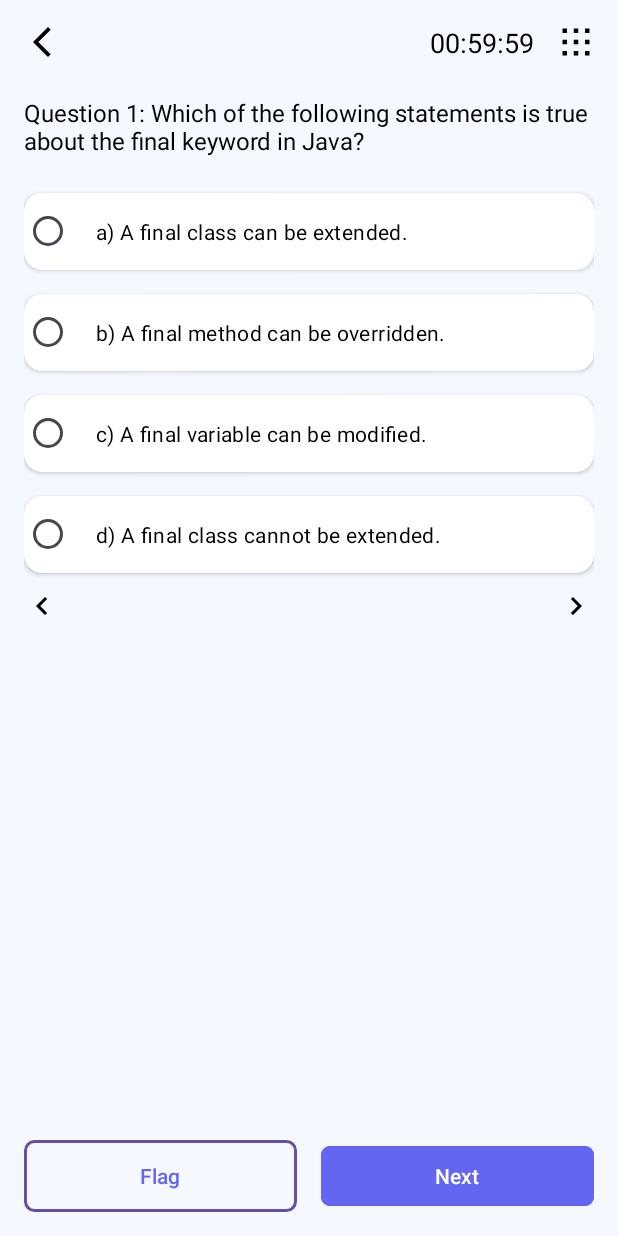
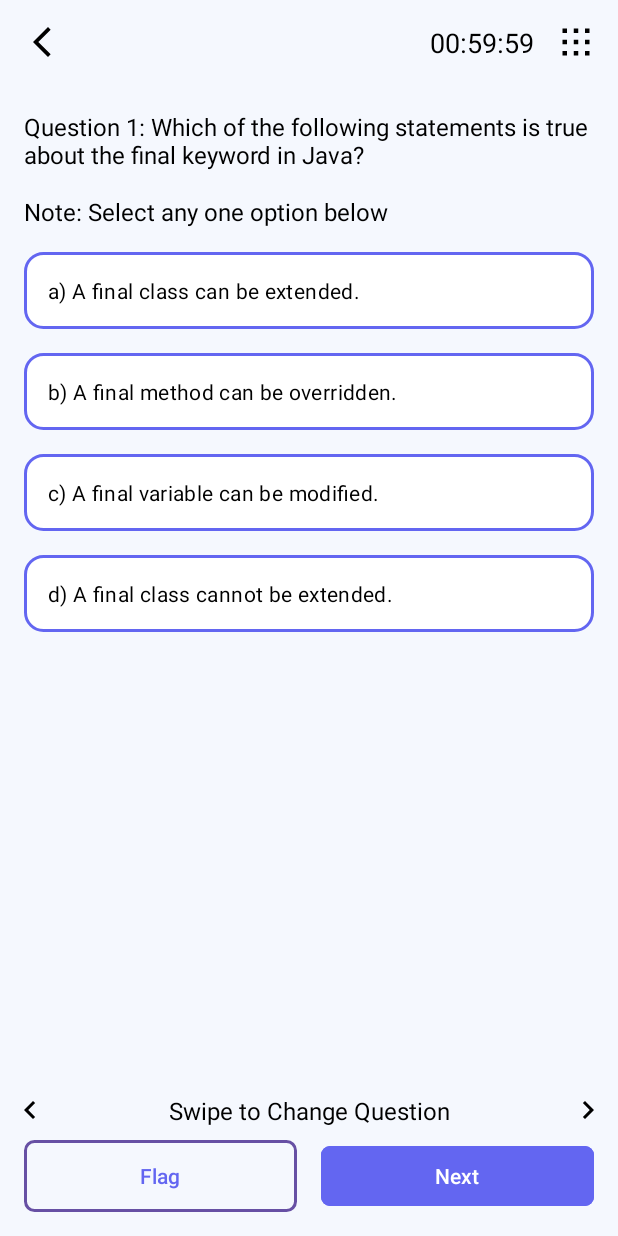
Before and after one commit to adarshaketh/examease, an Android app: the ExamAttempt screen opened directly, with no data from a screen before it, on a phone screen of 412 x 824 dp. Run offline under Robolectric (Android 15) with nearby library versions, the phone set to English and light mode, and no system bars.

Commit message:
improve quiz attempt ui

```diff
--- a/app/build.gradle.kts
+++ b/app/build.gradle.kts
@@ -46,4 +46,5 @@ dependencies {
     androidTestImplementation(libs.espresso.core)
     implementation(platform("com.google.firebase:firebase-bom:33.4.0"))
     implementation("com.google.firebase:firebase-analytics")
+    implementation("com.google.firebase:firebase-firestore")
 }
--- /dev/null
+++ b/app/src/main/res/color/radio_button_text_color.xml
@@ -0,0 +1,8 @@
+<?xml version="1.0" encoding="utf-8"?>
+<selector xmlns:android="http://schemas.android.com/apk/res/android">
+    <!-- State when the RadioButton is checked -->
+    <item android:state_checked="true" android:color="#FFFFFF" /> <!-- White color when checked -->
+
+    <!-- Default state (unchecked) -->
+    <item android:color="#000000" /> <!-- Black color when unchecked -->
+</selector>
--- /dev/null
+++ b/app/src/main/res/drawable/radio_button_background.xml
@@ -0,0 +1,20 @@
+<selector xmlns:android="http://schemas.android.com/apk/res/android">
+    <!-- State when the RadioButton is checked -->
+    <item android:state_checked="true">
+        <shape android:shape="rectangle">
+            <solid android:color="#6366F1" /> <!-- Background color when checked -->
+            <corners android:radius="12dp" /> <!-- Rounded corners -->
+            <stroke android:width="2dp" android:color="#6366F1" /> <!-- Border color when checked -->
+            <padding android:left="16dp" android:right="16dp" android:top="16dp" android:bottom="16dp" />
+        </shape>
+    </item>
+    <!-- State when the RadioButton is unchecked -->
+    <item android:state_checked="false">
+        <shape android:shape="rectangle">
+            <solid android:color="#FFFFFF" /> <!-- Background color when unchecked -->
+            <corners android:radius="12dp" /> <!-- Rounded corners -->
+            <stroke android:width="2dp" android:color="#6366F1" /> <!-- Border color when unchecked -->
+            <padding android:left="16dp" android:right="16dp" android:top="16dp" android:bottom="16dp" />
+        </shape>
+    </item>
+</selector>
--- a/app/src/main/res/layout/activity_exam_attempt.xml
+++ b/app/src/main/res/layout/activity_exam_attempt.xml
@@ -52,10 +52,10 @@
         android:background="?attr/selectableItemBackgroundBorderless"
         android:src="@drawable/ic_left_arrow"
         app:tint="#000"
-        android:layout_margin="16dp"
-        app:layout_constraintTop_toTopOf="@+id/viewPagerQuestions"
-        app:layout_constraintBottom_toBottomOf="@+id/viewPagerQuestions"
+        android:layout_margin="8dp"
         app:layout_constraintStart_toStartOf="parent"
+        app:layout_constraintTop_toBottomOf="@id/viewPagerQuestions"
+        app:layout_constraintBottom_toTopOf="@id/layoutNavigation"
         app:layout_constraintVertical_bias="0.5" />
 
     <!-- Right Arrow Button -->
@@ -66,10 +66,25 @@
         android:background="?attr/selectableItemBackgroundBorderless"
         android:src="@drawable/ic_right_arrow"
         app:tint="#000"
-        android:layout_margin="16dp"
-        app:layout_constraintTop_toTopOf="@+id/viewPagerQuestions"
-        app:layout_constraintBottom_toBottomOf="@+id/viewPagerQuestions"
+        android:layout_margin="8dp"
         app:layout_constraintEnd_toEndOf="parent"
+        app:layout_constraintTop_toBottomOf="@id/viewPagerQuestions"
+        app:layout_constraintBottom_toTopOf="@id/layoutNavigation"
+        app:layout_constraintVertical_bias="0.5" />
+
+    <!-- Text between Arrows -->
+    <TextView
+        android:id="@+id/tvSwipeToChange"
+        android:layout_width="wrap_content"
+        android:layout_height="wrap_content"
+        android:text="Swipe to Change Question"
+        android:textColor="#000"
+        android:textSize="16sp"
+        android:gravity="center"
+        app:layout_constraintStart_toEndOf="@id/btnLeftArrow"
+        app:layout_constraintEnd_toStartOf="@id/btnRightArrow"
+        app:layout_constraintTop_toBottomOf="@id/viewPagerQuestions"
+        app:layout_constraintBottom_toTopOf="@id/layoutNavigation"
         app:layout_constraintVertical_bias="0.5" />
 
     <!-- ViewPager for Swiping Questions -->
@@ -78,12 +93,10 @@
         android:layout_width="0dp"
         android:layout_height="0dp"
         android:layout_marginTop="8dp"
-        app:layout_constraintBottom_toTopOf="@id/layoutNavigation"
-        app:layout_constraintEnd_toEndOf="parent"
-        app:layout_constraintHorizontal_bias="1.0"
+        app:layout_constraintTop_toBottomOf="@id/btnBack"
+        app:layout_constraintBottom_toTopOf="@id/tvSwipeToChange"
         app:layout_constraintStart_toStartOf="parent"
-        app:layout_constraintTop_toBottomOf="@id/btnBack"
-        app:layout_constraintVertical_bias="0.0" />
+        app:layout_constraintEnd_toEndOf="parent" />
 
     <!-- Navigation buttons (Flag and Next) -->
     <LinearLayout
--- a/app/src/main/res/layout/item_question.xml
+++ b/app/src/main/res/layout/item_question.xml
@@ -3,7 +3,6 @@
     xmlns:android="http://schemas.android.com/apk/res/android"
     android:layout_width="match_parent"
     android:layout_height="match_parent"
-    xmlns:app="http://schemas.android.com/apk/res-auto"
     android:orientation="vertical"
     android:padding="16dp">
 
@@ -16,103 +15,73 @@
         android:textColor="#000"
         android:layout_marginBottom="16dp" />
 
+    <TextView
+        android:id="@+id/info"
+        android:layout_width="wrap_content"
+        android:layout_height="wrap_content"
+        android:text="Note: Select any one option below"
+        android:textSize="16sp"
+        android:textColor="#000"
+        android:layout_marginBottom="16dp" />
+
     <RadioGroup
         android:id="@+id/radioGroupOptions"
         android:layout_width="match_parent"
         android:layout_height="wrap_content"
         android:orientation="vertical">
 
-        <!-- Option 1 wrapped in CardView -->
-        <androidx.cardview.widget.CardView
-            android:layout_width="match_parent"
-            android:layout_height="wrap_content"
-            android:layout_marginBottom="8dp"
-            app:cardCornerRadius="12dp"
-            android:layout_marginTop="8dp"
-            android:background="@drawable/option_border"
-            android:clickable="false"
-            android:focusable="false">
-
+        <!-- Option 1 -->
         <RadioButton
             android:id="@+id/rbOption1"
             android:layout_width="match_parent"
             android:layout_height="wrap_content"
-                android:buttonTint="@android:color/transparent"
             android:text="Option 1"
             android:textSize="14sp"
-                android:textColor="#000"
-                android:padding="16dp" />
+            android:textColor="@color/radio_button_text_color"
+        android:background="@drawable/radio_button_background"
+        android:button="@null"
+        android:padding="16dp"
+        android:layout_marginBottom="16dp" />
 
-        </androidx.cardview.widget.CardView>
-
-        <!-- Option 2 wrapped in CardView -->
-        <androidx.cardview.widget.CardView
-            android:layout_width="match_parent"
-            android:layout_height="wrap_content"
-            android:layout_marginBottom="8dp"
-            app:cardCornerRadius="12dp"
-            android:layout_marginTop="8dp"
-            android:background="@drawable/option_border"
-            android:clickable="false"
-            android:focusable="false">
-
+        <!-- Option 2 -->
         <RadioButton
             android:id="@+id/rbOption2"
             android:layout_width="match_parent"
             android:layout_height="wrap_content"
-                android:buttonTint="@android:color/transparent"
             android:text="Option 2"
             android:textSize="14sp"
-                android:textColor="#000"
-                android:padding="16dp" />
+            android:textColor="@color/radio_button_text_color"
+        android:background="@drawable/radio_button_background"
+        android:button="@null"
+        android:padding="16dp"
+        android:layout_marginBottom="16dp" />
 
-        </androidx.cardview.widget.CardView>
-
-        <!-- Option 3 wrapped in CardView -->
-        <androidx.cardview.widget.CardView
-            android:layout_width="match_parent"
-            android:layout_height="wrap_content"
-            android:layout_marginBottom="8dp"
-            app:cardCornerRadius="12dp"
-            android:layout_marginTop="8dp"
-            android:background="@drawable/option_border"
-            android:clickable="false"
-            android:focusable="false">
-
+        <!-- Option 3 -->
         <RadioButton
             android:id="@+id/rbOption3"
             android:layout_width="match_parent"
             android:layout_height="wrap_content"
-                android:buttonTint="@android:color/transparent"
             android:text="Option 3"
             android:textSize="14sp"
-                android:textColor="#000"
-                android:padding="16dp" />
+            android:textColor="@color/radio_button_text_color"
+        android:background="@drawable/radio_button_background"
+        android:button="@null"
+        android:padding="16dp"
+        android:layout_marginBottom="16dp" />
 
-        </androidx.cardview.widget.CardView>
-
-        <!-- Option 4 wrapped in CardView -->
-        <androidx.cardview.widget.CardView
-            android:layout_width="match_parent"
-            android:layout_height="wrap_content"
-            android:layout_marginBottom="8dp"
-            app:cardCornerRadius="12dp"
-            android:layout_marginTop="8dp"
-            android:background="@drawable/option_border"
-            android:clickable="false"
-            android:focusable="false">
-
+        <!-- Option 4 -->
         <RadioButton
             android:id="@+id/rbOption4"
             android:layout_width="match_parent"
             android:layout_height="wrap_content"
-                android:buttonTint="@android:color/transparent"
             android:text="Option 4"
             android:textSize="14sp"
-                android:textColor="#000"
-                android:padding="16dp" />
+            android:textColor="@color/radio_button_text_color"
+        android:background="@drawable/radio_button_background"
+        android:button="@null"
+        android:padding="16dp"
+        android:layout_marginBottom="16dp" />
 
-        </androidx.cardview.widget.CardView>
     </RadioGroup>
 
 </LinearLayout>
```
Lines whose indentation alone changed are shown as unchanged.
